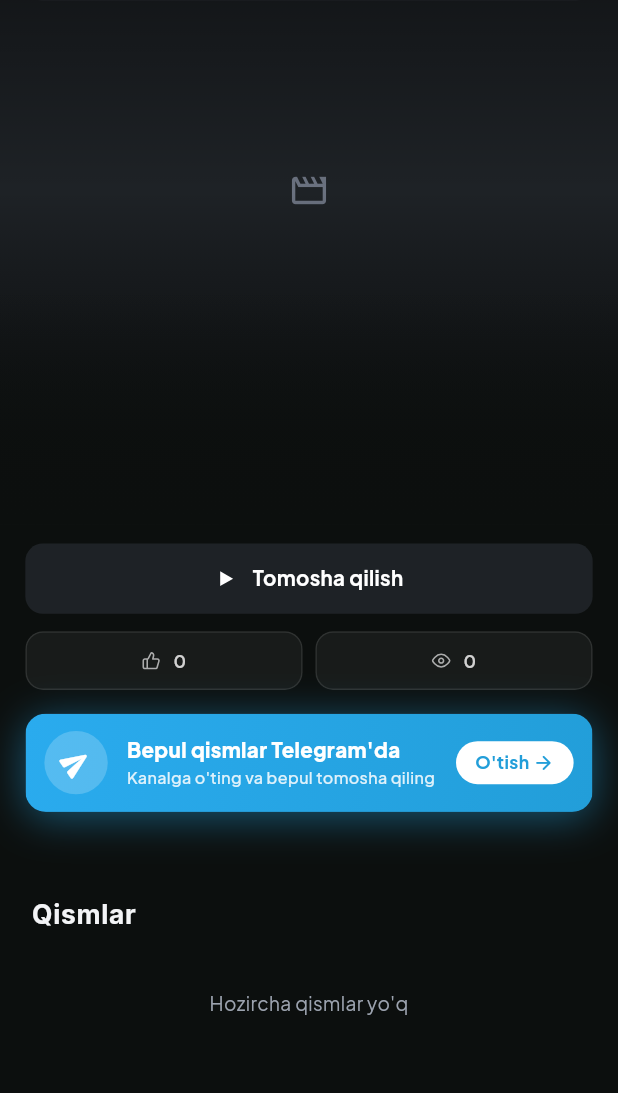
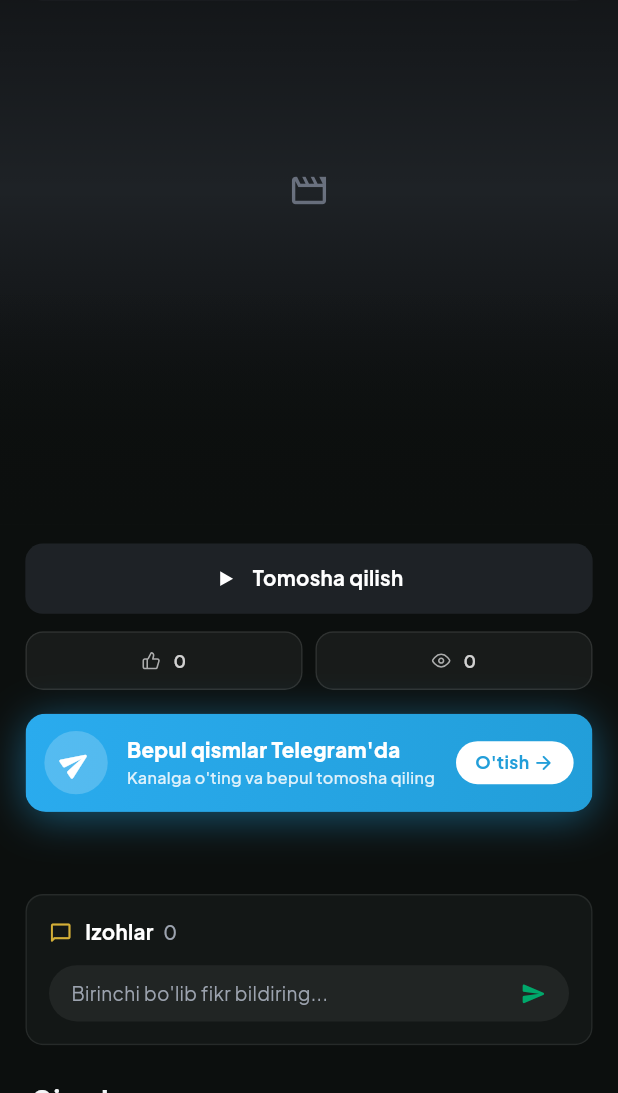
Before and after one commit to Nuriddin-nurik/tarixiy_filmlar, a Flutter app: the SeriesDetailView screen opened directly with empty values, on a phone screen of 412 x 824 dp, the part 143-1236 px from its top. Run offline on Flutter 3.47's test engine with Material 3 defaults, Android fonts, the phone set to English and light mode, and no system bars; our stand-ins replace cached_network_image, connectivity_plus, dio, firebase_core, firebase_messaging, flutter_cache_manager and 8 more; missing offline and left inert: flutter_foreground_task, media_kit, media_kit_video, pointycastle; accounts and stored records are empty; network calls fail.

Commit message:
feat: seriallarga izohlar — serial sahifasida izohlar bloki va to'liq izohlar oynasi
Yozish, o'chirish (o'zinikini), shikoyat qilish, sahifalab yuklash; uz/ru tarjimalar.

```diff
--- a/lib/core/constants/api_constants.dart
+++ b/lib/core/constants/api_constants.dart
@@ -22,6 +22,9 @@ class ApiConstants {
   static String getEpisodes(int seriesId) => '/series/$seriesId/episodes';
   static String seriesDetails(int seriesId) => '/series/$seriesId';
   static String toggleLike(int seriesId) => '/series/$seriesId/like';
+  static String seriesComments(int seriesId) => '/series/$seriesId/comments';
+  static String comment(int id) => '/comments/$id';
+  static String commentReport(int id) => '/comments/$id/report';
   static String saveProgress(int seriesId, int episodeId) =>
       '/series/$seriesId/episode/$episodeId/progress';
 }
--- a/lib/core/i18n/app_translations.dart
+++ b/lib/core/i18n/app_translations.dart
@@ -155,6 +155,26 @@ const Map<String, String> _ru = {
   "Bepul qismlar Telegram'da": 'Бесплатные серии в Telegram',
   "Kanalga o'ting va bepul tomosha qiling": 'Перейдите в канал и смотрите бесплатно',
   "O'tish": 'Перейти',
+  'Izohlar': 'Комментарии',
+  'Fikringizni yozing...': 'Напишите ваше мнение...',
+  "Birinchi bo'lib fikr bildiring...": 'Оставьте первый комментарий...',
+  "Hali izoh yo'q. Birinchi bo'lib fikr bildiring!": 'Комментариев пока нет. Будьте первым!',
+  'Hozirgina': 'Только что',
+  '@n daqiqa oldin': '@n мин. назад',
+  '@n soat oldin': '@n ч. назад',
+  '@n kun oldin': '@n дн. назад',
+  'Foydalanuvchi': 'Пользователь',
+  'siz': 'вы',
+  'Shikoyat qilish': 'Пожаловаться',
+  "Izohni o'chirasizmi?": 'Удалить комментарий?',
+  'Rahmat': 'Спасибо',
+  "Shikoyatingiz qabul qilindi, admin ko'rib chiqadi": 'Жалоба принята, администратор её рассмотрит',
+  "Izohlarni yuklab bo'lmadi": 'Не удалось загрузить комментарии',
+  "Izohni yuborib bo'lmadi": 'Не удалось отправить комментарий',
+  "Izohni o'chirib bo'lmadi": 'Не удалось удалить комментарий',
+  "Shikoyatni yuborib bo'lmadi": 'Не удалось отправить жалобу',
+  "Izoh bo'sh yoki juda uzun (1000 belgigacha)": 'Комментарий пустой или слишком длинный (до 1000 символов)',
+  "Juda tez yozyapsiz, birozdan so'ng qayta urinib ko'ring": 'Слишком часто, попробуйте чуть позже',
   "Internet o'chdi": 'Нет интернета',
   "Siz oflayn rejimdasiz. Yuklanganlar bo'limiga o'tishni xohlaysizmi?": 'Вы офлайн. Перейти в загрузки?',
   '@n ta qism bepul': '@n серий бесплатно',
--- /dev/null
+++ b/lib/data/models/comment_model.dart
@@ -0,0 +1,43 @@
+class CommentModel {
+  final int id;
+  final String authorName;
+  final String text;
+  final DateTime createdAt;
+  final bool mine;
+
+  const CommentModel({
+    required this.id,
+    required this.authorName,
+    required this.text,
+    required this.createdAt,
+    this.mine = false,
+  });
+
+  factory CommentModel.fromJson(Map<String, dynamic> json) {
+    return CommentModel(
+      id: (json['id'] as num).toInt(),
+      authorName: (json['authorName'] as String?)?.trim() ?? '',
+      text: json['text'] as String? ?? '',
+      createdAt: DateTime.tryParse(json['createdAt'] as String? ?? '')?.toLocal() ?? DateTime.now(),
+      mine: json['mine'] as bool? ?? false,
+    );
+  }
+}
+
+class CommentPageModel {
+  final List<CommentModel> items;
+  final bool hasMore;
+  final int total;
+
+  const CommentPageModel({required this.items, required this.hasMore, required this.total});
+
+  factory CommentPageModel.fromJson(Map<String, dynamic> json) {
+    return CommentPageModel(
+      items: ((json['items'] as List?) ?? const [])
+          .map((e) => CommentModel.fromJson(e as Map<String, dynamic>))
+          .toList(),
+      hasMore: json['hasMore'] as bool? ?? false,
+      total: (json['total'] as num?)?.toInt() ?? 0,
+    );
+  }
+}
--- a/lib/data/models/series_details_model.dart
+++ b/lib/data/models/series_details_model.dart
@@ -46,6 +46,7 @@ class SeriesDetailsModel {
   final int viewCount;
   final String? telegramFreeUrl;
   final int? telegramFreeCount;
+  final int commentCount;
 
   SeriesDetailsModel({
     this.id,
@@ -57,6 +58,7 @@ class SeriesDetailsModel {
     this.viewCount = 0,
     this.telegramFreeUrl,
     this.telegramFreeCount,
+    this.commentCount = 0,
   });
 
   factory SeriesDetailsModel.fromJson(Map<String, dynamic> json) {
@@ -72,6 +74,7 @@ class SeriesDetailsModel {
       viewCount: (json['viewCount'] as num?)?.toInt() ?? 0,
       telegramFreeUrl: json['telegramFreeUrl'],
       telegramFreeCount: (json['telegramFreeCount'] as num?)?.toInt(),
+      commentCount: (json['commentCount'] as num?)?.toInt() ?? 0,
     );
   }
 
--- a/lib/features/series/controllers/series_detail_controller.dart
+++ b/lib/features/series/controllers/series_detail_controller.dart
@@ -6,6 +6,7 @@ import '../../../data/models/series_model.dart';
 import '../../../data/models/subscription_models.dart';
 import '../../../data/providers/api_provider.dart';
 import '../../../core/widgets/app_widgets.dart';
+import 'comments_controller.dart';
 
 class SeriesDetailController extends GetxController with WidgetsBindingObserver {
   final ApiProvider _apiProvider = ApiProvider();
@@ -16,11 +17,13 @@ class SeriesDetailController extends GetxController with WidgetsBindingObserver
   var liked = false.obs;
   var likeCount = 0.obs;
   var plans = <SubscriptionPlanModel>[].obs;
+  late final CommentsController comments;
 
   @override
   void onInit() {
     super.onInit();
     series = Get.arguments as SeriesModel;
+    comments = Get.put(CommentsController(series.id!), tag: 'comments_${series.id}');
     WidgetsBinding.instance.addObserver(this);
     fetchDetails();
     _loadPlans();
@@ -36,6 +39,7 @@ class SeriesDetailController extends GetxController with WidgetsBindingObserver
   @override
   void onClose() {
     WidgetsBinding.instance.removeObserver(this);
+    Get.delete<CommentsController>(tag: 'comments_${series.id}');
     super.onClose();
   }
 
--- a/lib/features/series/views/series_detail_view.dart
+++ b/lib/features/series/views/series_detail_view.dart
@@ -11,7 +11,9 @@ import '../../../core/widgets/app_widgets.dart';
 import '../../../data/models/series_details_model.dart';
 import '../../subscription/widgets/purchase_sheet.dart';
 import '../../subscription/widgets/unlock_sheet.dart';
+import '../controllers/comments_controller.dart';
 import '../controllers/series_detail_controller.dart';
+import '../widgets/comments_sheet.dart';
 
 class SeriesDetailView extends GetView<SeriesDetailController> {
   const SeriesDetailView({super.key});
@@ -136,6 +138,10 @@ class SeriesDetailView extends GetView<SeriesDetailController> {
                   ),
                 ),
 
+                Padding(
+                  padding: EdgeInsets.fromLTRB(16.w, 0, 16.w, 24.h),
+                  child: _CommentsPreview(controller: controller.comments),
+                ),
                 SectionHeader(title: 'Qismlar'.tr),
                 SizedBox(height: 12.h),
                 if (controller.isLoading.value)
@@ -830,3 +836,80 @@ class _TelegramBannerState extends State<_TelegramBanner> with SingleTickerProvi
     );
   }
 }
+
+class _CommentsPreview extends StatelessWidget {
+  const _CommentsPreview({required this.controller});
+  final CommentsController controller;
+
+  TextStyle _style(double size, FontWeight w, Color c) =>
+      TextStyle(fontFamily: AppFonts.jakarta, fontSize: size.sp, fontWeight: w, color: c);
+
+  @override
+  Widget build(BuildContext context) {
+    return Material(
+      color: const Color(0xFF131716),
+      borderRadius: BorderRadius.circular(12.r),
+      clipBehavior: Clip.antiAlias,
+      child: InkWell(
+        onTap: () => showCommentsSheet(controller),
+        child: Container(
+          padding: EdgeInsets.all(14.w),
+          decoration: BoxDecoration(
+            borderRadius: BorderRadius.circular(12.r),
+            border: Border.all(color: Colors.white.withValues(alpha: 0.08)),
+          ),
+          child: Obx(() {
+            final latest = controller.items.isNotEmpty ? controller.items.first : null;
+            return Column(
+              crossAxisAlignment: CrossAxisAlignment.stretch,
+              children: [
+                Row(
+                  children: [
+                    Icon(Icons.chat_bubble_outline_rounded, color: AppColors.gold, size: 16.sp),
+                    SizedBox(width: 8.w),
+                    Text('Izohlar'.tr, style: _style(14, FontWeight.w700, Colors.white)),
+                    SizedBox(width: 6.w),
+                    Text('${controller.total.value}', style: _style(13, FontWeight.w500, AppColors.textSecondary)),
+                    const Spacer(),
+                    if (latest != null) ...[
+                      Text('Barchasi'.tr, style: _style(12, FontWeight.w600, AppColors.seriesGreen)),
+                      Icon(Icons.chevron_right_rounded, color: AppColors.seriesGreen, size: 18.sp),
+                    ],
+                  ],
+                ),
+                SizedBox(height: 12.h),
+                if (latest != null) ...[
+                  CommentTile(comment: latest, maxLines: 2),
+                  SizedBox(height: 12.h),
+                ],
+                GestureDetector(
+                  onTap: () => showCommentsSheet(controller, focusInput: true),
+                  child: Container(
+                    padding: EdgeInsets.symmetric(horizontal: 14.w, vertical: 10.h),
+                    decoration: BoxDecoration(
+                      color: Colors.white.withValues(alpha: 0.06),
+                      borderRadius: BorderRadius.circular(20.r),
+                    ),
+                    child: Row(
+                      children: [
+                        Expanded(
+                          child: Text(
+                            latest == null
+                                ? "Birinchi bo'lib fikr bildiring...".tr
+                                : 'Fikringizni yozing...'.tr,
+                            style: _style(13, FontWeight.w400, AppColors.textSecondary),
+                          ),
+                        ),
+                        Icon(Icons.send_rounded, color: AppColors.seriesGreen, size: 18.sp),
+                      ],
+                    ),
+                  ),
+                ),
+              ],
+            );
+          }),
+        ),
+      ),
+    );
+  }
+}
```
Also changed, not shown: lib/data/providers/api_provider.dart (+18 -0 lines), lib/features/series/controllers/comments_controller.dart (added, +111 -0 lines), lib/features/series/widgets/comments_sheet.dart (added, +352 -0 lines).
